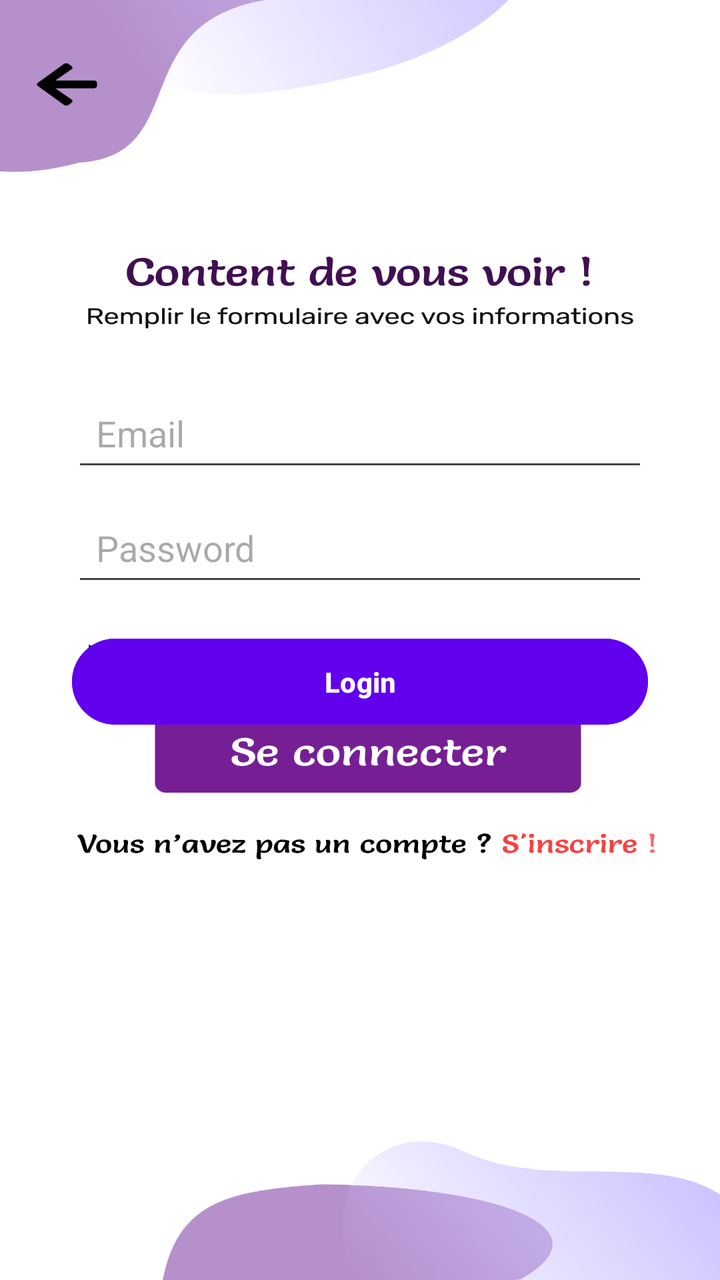
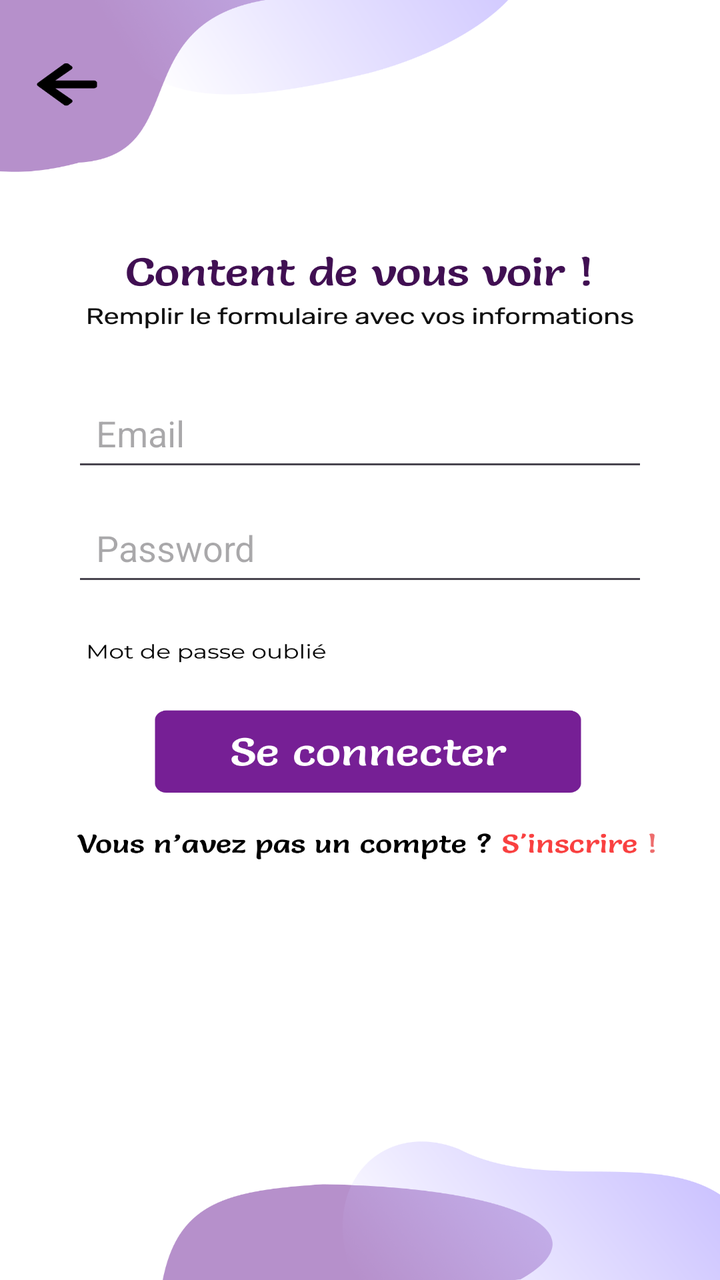

Screens rendered from an Android XML layout before and after an edit, with the pre-edit source and the edit as a unified diff.
<!-- AndroidManifest.xml: application theme Theme.Sahti -->
<!-- res/layout/activity_login.xml -->
<?xml version="1.0" encoding="utf-8"?>
<androidx.constraintlayout.widget.ConstraintLayout xmlns:android="http://schemas.android.com/apk/res/android"
    xmlns:app="http://schemas.android.com/apk/res-auto"
    xmlns:tools="http://schemas.android.com/tools"
    android:id="@+id/main"
    android:layout_width="match_parent"
    android:layout_height="match_parent"
    android:background="@drawable/login"
    tools:context=".login">

    

    
    <EditText
        android:id="@+id/editTextTextEmailAddress"
        android:layout_width="0dp"
        android:layout_height="wrap_content"
        android:hint="Email"
        android:inputType="textEmailAddress"
        android:padding="12dp"
        app:layout_constraintBottom_toBottomOf="parent"
        app:layout_constraintEnd_toEndOf="parent"
        app:layout_constraintStart_toStartOf="parent"
        app:layout_constraintTop_toTopOf="parent"
        app:layout_constraintVertical_bias="0.325"
        app:layout_constraintWidth_percent="0.8" />

    
    <EditText
        android:id="@+id/editTextTextPassword"
        android:layout_width="0dp"
        android:layout_height="wrap_content"
        android:hint="Password"
        android:inputType="textPassword"
        android:padding="12dp"
        app:layout_constraintBottom_toBottomOf="parent"
        app:layout_constraintEnd_toEndOf="parent"
        app:layout_constraintStart_toStartOf="parent"
        app:layout_constraintTop_toBottomOf="@id/editTextTextEmailAddress"
        app:layout_constraintVertical_bias="0.026"
        app:layout_constraintWidth_percent="0.8" />

    <Button
        android:id="@+id/btnLogin"
        android:layout_width="0dp"
        android:layout_height="wrap_content"
        android:backgroundTint="@color/purple_500"
        android:padding="12dp"
        android:text="Login"
        android:textColor="@android:color/white"
        android:textStyle="bold"
        app:layout_constraintBottom_toBottomOf="parent"
        app:layout_constraintEnd_toEndOf="parent"
        app:layout_constraintStart_toStartOf="parent"
        app:layout_constraintTop_toBottomOf="@id/editTextTextPassword"
        app:layout_constraintVertical_bias="0.06"
        app:layout_constraintWidth_percent="0.8" />
</androidx.constraintlayout.widget.ConstraintLayout>
<!-- resources referenced by this layout -->
<resources>
  <color name="purple_500">#FF6200EE</color>
  <!-- drawable login: png bitmap (drawable, 168636 bytes) -->
  <style name="Theme.Sahti" parent="Base.Theme.Sahti" />
  <style name="Base.Theme.Sahti" parent="Theme.Material3.DayNight.NoActionBar">
          
          
      </style>
</resources>

<!-- the commit's change to res/layout/activity_login.xml (unified diff, before → after) -->
@@ -8,9 +8,18 @@
     android:background="@drawable/login"
     tools:context=".login">
 
-    
+    <TextView
+        android:id="@+id/bt_back2"
+        android:layout_width="92dp"
+        android:layout_height="54dp"
+        app:layout_constraintBottom_toBottomOf="parent"
+        app:layout_constraintEnd_toEndOf="parent"
+        app:layout_constraintHorizontal_bias="0.0"
+        app:layout_constraintStart_toStartOf="parent"
+        app:layout_constraintTop_toTopOf="parent"
+        app:layout_constraintVertical_bias="0.039" />
 
-    
+
     <EditText
         android:id="@+id/editTextTextEmailAddress"
         android:layout_width="0dp"
@@ -25,7 +34,6 @@
         app:layout_constraintVertical_bias="0.325"
         app:layout_constraintWidth_percent="0.8" />
 
-    
     <EditText
         android:id="@+id/editTextTextPassword"
         android:layout_width="0dp"
@@ -40,19 +48,27 @@
         app:layout_constraintVertical_bias="0.026"
         app:layout_constraintWidth_percent="0.8" />
 
-    <Button
-        android:id="@+id/btnLogin"
-        android:layout_width="0dp"
-        android:layout_height="wrap_content"
-        android:backgroundTint="@color/purple_500"
-        android:padding="12dp"
-        android:text="Login"
-        android:textColor="@android:color/white"
-        android:textStyle="bold"
+    <TextView
+        android:id="@+id/btn_log"
+        android:layout_width="247dp"
+        android:layout_height="57dp"
         app:layout_constraintBottom_toBottomOf="parent"
         app:layout_constraintEnd_toEndOf="parent"
         app:layout_constraintStart_toStartOf="parent"
-        app:layout_constraintTop_toBottomOf="@id/editTextTextPassword"
-        app:layout_constraintVertical_bias="0.06"
-        app:layout_constraintWidth_percent="0.8" />
+        app:layout_constraintTop_toTopOf="parent"
+        app:layout_constraintVertical_bias="0.593" />
+
+    <TextView
+        android:id="@+id/bt_inscrire1"
+        android:layout_width="118dp"
+        android:layout_height="33dp"
+        android:text=""
+        app:layout_constraintBottom_toBottomOf="parent"
+        app:layout_constraintEnd_toEndOf="parent"
+        app:layout_constraintHorizontal_bias="0.945"
+        app:layout_constraintStart_toStartOf="parent"
+        app:layout_constraintTop_toTopOf="parent"
+        app:layout_constraintVertical_bias="0.673" />
+
+
 </androidx.constraintlayout.widget.ConstraintLayout>
<!-- resource entries referenced after the edit -->
@@ -1,6 +1,5 @@
 <!-- resources referenced by this layout -->
 <resources>
-  <color name="purple_500">#FF6200EE</color>
   <!-- drawable login: png bitmap (drawable, 168636 bytes) -->
   <style name="Theme.Sahti" parent="Base.Theme.Sahti" />
   <style name="Base.Theme.Sahti" parent="Theme.Material3.DayNight.NoActionBar">
